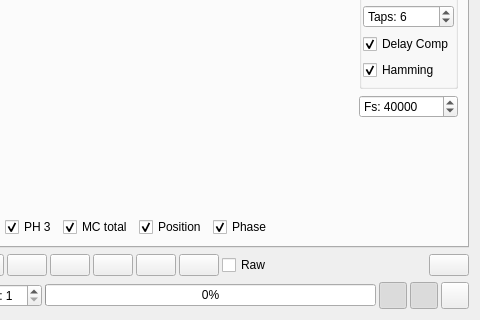
Qt form pages/pagesampleddata.ui (vedderb/vesc_tool) before a commit; both pictures show x 133 to 613 and y 152 to 472 of the 613 by 472 pixel window.
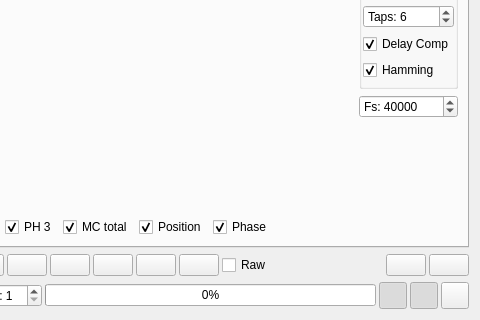
The same form after that commit. Icons and pictures are not drawn. Custom widgets are drawn as their Qt base class.

Commit message: Added support for loading sampled data CSV files

Patch:
```diff
--- a/pages/pagesampleddata.ui
+++ b/pages/pagesampleddata.ui
@@ -647,6 +647,16 @@
        </property>
       </spacer>
      </item>
+     <item>
+      <widget class="QPushButton" name="loadDataButton">
+       <property name="toolTip">
+        <string>Load samples from CSV-file</string>
+       </property>
+       <property name="text">
+        <string/>
+       </property>
+      </widget>
+     </item>
      <item>
       <widget class="QPushButton" name="saveDataButton">
        <property name="sizePolicy">
```
Left out of the diff: 54 changed lines with no effect on the pictures. The commit also changes 4 other files.
